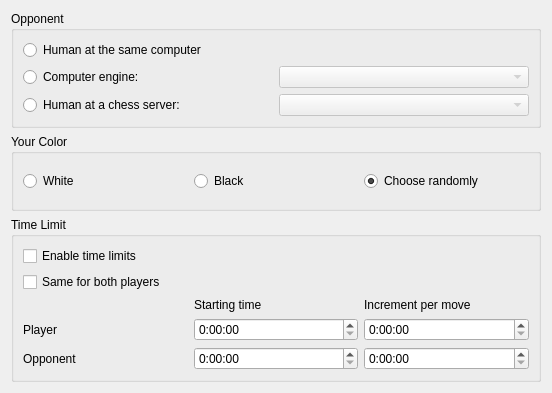
Above: src/gamedialog.ui from KDE/knights before the change. Below: the same form after it.
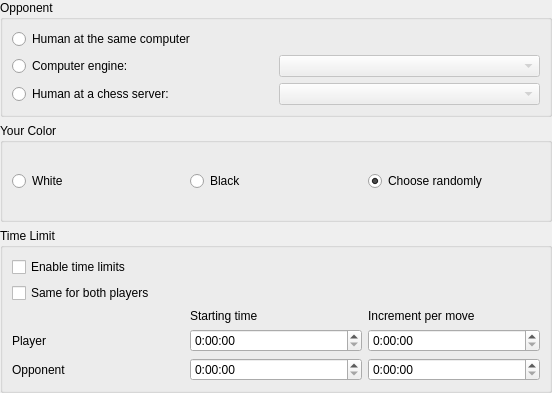
That is the form after the change. Custom widgets are drawn as their Qt base class.

Commit message: Remove margins from dialogs

The edit to the form file:
```diff
--- a/src/gamedialog.ui
+++ b/src/gamedialog.ui
@@ -11,6 +11,9 @@
    </rect>
   </property>
   <layout class="QGridLayout" name="gridLayout">
+   <property name="margin">
+    <number>0</number>
+   </property>
    <item row="3" column="0">
     <widget class="QGroupBox" name="groupBox">
      <property name="title">
```
The commit also changes 2 other files.
